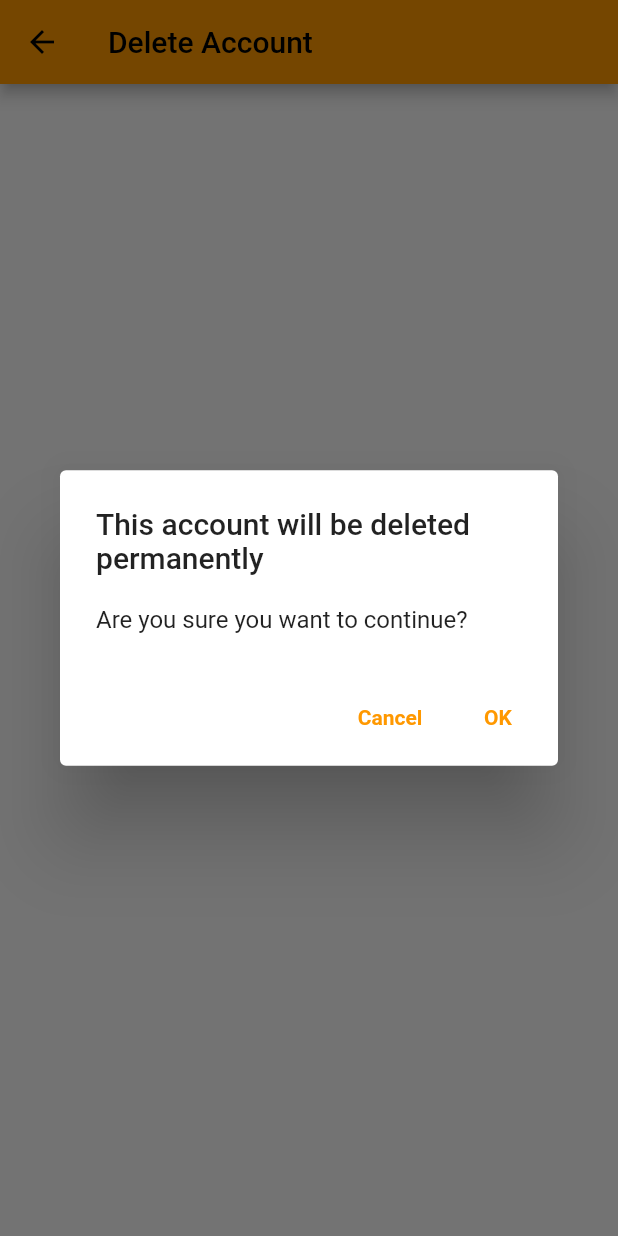
After one commit to Ricearoni26/CECS-491-Final-Project, a Flutter app: the deleteScreen screen opened directly, after a tap on "Delete Current Account", on a phone screen of 412 x 824 dp. The commit adds this screen. Run offline on Flutter 3.47's test engine with Material 2 defaults, Android fonts, the phone set to English and light mode, and no system bars; our stand-ins replace firebase_auth, firebase_core, firebase_database, geolocator, google_maps_flutter; missing offline and left inert: flutter_google_places, google_maps_webservice; accounts and stored records are empty; Roboto replaces fonts that are missing (Didot, NotoSans).

Commit message:
Added Deletion
Prototype for user deletion functionality

```diff
--- /dev/null
+++ b/crave_app_final/lib/screens/delete_Screen.dart
@@ -0,0 +1,94 @@
+import 'package:crave_app_final/screens/home_screen.dart';
+import 'package:crave_app_final/screens/signin_screen.dart';
+import 'package:flutter/material.dart';
+import 'package:firebase_auth/firebase_auth.dart';
+
+class deleteScreen extends StatelessWidget {
+  //constant constructor
+  const deleteScreen({super.key});
+
+  //const auth = getAuth();
+
+  @override
+  Widget build(BuildContext context) {
+    /*return TextButton(
+      onPressed: () =>
+          showDialog<String>(
+            context: context,
+            builder: (BuildContext context) =>
+                AlertDialog(
+                  title: const Text('This account will be deleted permanently'),
+                  content: const Text('Are you sure you want to continue?'),
+                  actions: <Widget>[
+                    TextButton(
+                      onPressed: () => Navigator.pop(context, 'Cancel'),
+                      child: const Text('Cancel'),
+                    ),
+                    TextButton(
+                      onPressed: () => Navigator.pop(context, 'OK'),
+                      child: const Text('OK'),
+                    ),
+                  ],
+                ),
+          ),
+      child: const Text('Show Dialog'),
+    );*/
+    return Scaffold(
+      appBar: AppBar(
+        title: const Text('Delete Account'),
+        backgroundColor: Colors.orange,
+      ),
+      body: Center(
+        child: ElevatedButton(
+          child: const Text('Delete Current Account'),
+          onPressed: () {
+            showDialog<String>(
+              context: context,
+              builder: (BuildContext context) =>
+                  AlertDialog(
+                    title: const Text('This account will be deleted permanently'),
+                    content: const Text('Are you sure you want to continue?'),
+                    actions: <Widget>[
+                      TextButton(
+                        onPressed: () => Navigator.pop(context, 'Cancel'),
+                        child: const Text('Cancel'),
+                      ),
+                      TextButton(
+                        onPressed: () {
+                          deleteUser();
+                          FirebaseAuth.instance.signOut();
+                          Navigator.push(
+                          context,
+                      MaterialPageRoute(
+
+                      builder: (context) => const SignInScreen(),
+                      ),
+                      );
+                        },//on pressed
+                        child: const Text('OK'),
+                      ),
+                    ],
+                  ),
+            );
+            child: const Text('Show Dialog');
+          },
+        ),
+      ),
+    );
+
+  }
+
+    //Sign-in with Firebase
+    Future deleteUser() async {
+      final user = FirebaseAuth.instance.currentUser;
+      if (user != null) {
+        // The user's ID, unique to the Firebase project. Do NOT use this value to
+        // authenticate with your backend server, if you have one. Use
+        // User.getIdToken() instead.
+        final uid = user.uid;
+        print(uid);
+      }
+      //deletes the user
+      await user?.delete();
+    }
+  }
--- a/crave_app_final/lib/screens/home_screen.dart
+++ b/crave_app_final/lib/screens/home_screen.dart
@@ -1,10 +1,11 @@
 import 'package:firebase_database/firebase_database.dart';
-import 'login_screen.dart';
+import 'signin_screen.dart';
 import 'package:crave_app_final/screens/signin_screen.dart';
 import 'package:firebase_auth/firebase_auth.dart';
 import 'package:flutter/material.dart';
 import 'package:google_maps_flutter/google_maps_flutter.dart';
 import 'account_screen.dart';
+import 'delete_Screen.dart';
 import 'package:flutter_google_places/flutter_google_places.dart';
 import 'package:firebase_auth/firebase_auth.dart';
 import 'package:firebase_core/firebase_core.dart' show FirebaseOptions;
@@ -186,6 +187,18 @@ class _HomeScreenState extends State<HomeScreen> {
               },
             ),
             ListTile(
+              title: const Text('Delete Account'),
+              leading: const Icon(Icons.delete_forever_outlined),
+              onTap: () {
+                Navigator.push(
+                  context,
+                  MaterialPageRoute(
+                    builder: (context) => const deleteScreen(),
+                  ),
+                );
+              },
+            ),
+            ListTile(
               title: const Text('Log Out'),
               leading: const Icon(Icons.logout),
               onTap: () {
```
Also changed, not shown: 1 other file.
